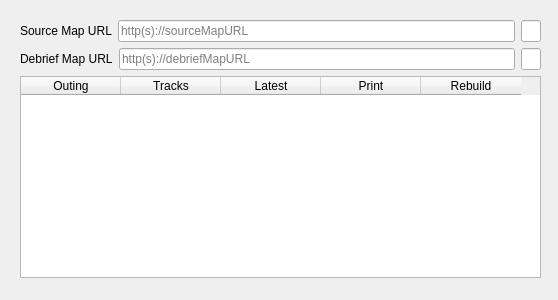
This is debrief.ui in ncssar/plans_console as Qt 5 draws it before an edit. The edited form follows.
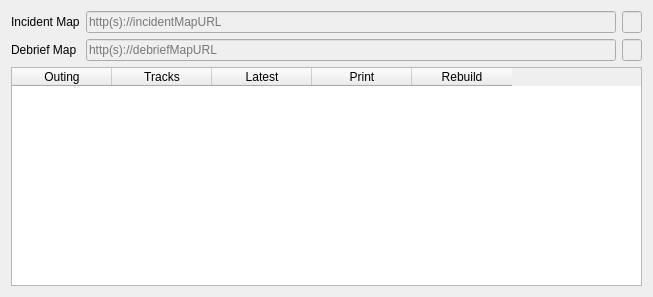
This is the edited form.

The edit to the form file:
```diff
--- a/debrief.ui
+++ b/debrief.ui
@@ -6,46 +6,40 @@
    <rect>
     <x>0</x>
     <y>0</y>
-    <width>558</width>
-    <height>300</height>
+    <width>653</width>
+    <height>297</height>
    </rect>
   </property>
   <property name="windowTitle">
    <string>Dialog</string>
   </property>
-  <widget class="QWidget" name="verticalLayoutWidget_2">
-   <property name="geometry">
-    <rect>
-     <x>20</x>
-     <y>20</y>
-     <width>521</width>
-     <height>258</height>
-    </rect>
-   </property>
-   <layout class="QVBoxLayout" name="verticalLayout_3">
+  <layout class="QHBoxLayout" name="horizontalLayout">
     <item>
-     <layout class="QVBoxLayout" name="verticalLayout_2">
+    <layout class="QVBoxLayout" name="verticalLayout">
       <item>
-       <layout class="QHBoxLayout" name="horizontalLayout_2">
-        <item>
-         <widget class="QLabel" name="sourceURLLabel">
+      <layout class="QGridLayout" name="gridLayout">
+       <item row="0" column="0">
+        <widget class="QLabel" name="incidentMapLabel">
           <property name="text">
-           <string>Source Map URL</string>
+          <string>Incident Map</string>
           </property>
          </widget>
         </item>
-        <item>
-         <widget class="QLineEdit" name="sourceURLField">
-          <property name="text">
-           <string/>
+       <item row="0" column="1">
+        <widget class="QLineEdit" name="incidentMapField">
+         <property name="enabled">
+          <bool>false</bool>
           </property>
           <property name="placeholderText">
-           <string>http(s)://sourceMapURL</string>
+          <string>http(s)://incidentMapURL</string>
           </property>
          </widget>
         </item>
-        <item>
-         <widget class="QLineEdit" name="sourceMapLight">
+       <item row="0" column="2">
+        <widget class="QLineEdit" name="incidentLinkLight">
+         <property name="enabled">
+          <bool>false</bool>
+         </property>
           <property name="sizePolicy">
            <sizepolicy hsizetype="Fixed" vsizetype="Fixed">
             <horstretch>0</horstretch>
@@ -60,26 +54,28 @@
           </property>
          </widget>
         </item>
-       </layout>
-      </item>
-      <item>
-       <layout class="QHBoxLayout" name="horizontalLayout_3">
-        <item>
-         <widget class="QLabel" name="targetMapLabel">
+       <item row="1" column="0">
+        <widget class="QLabel" name="debriefMapLabel">
           <property name="text">
-           <string>Debrief Map URL</string>
+          <string>Debrief Map</string>
           </property>
          </widget>
         </item>
-        <item>
-         <widget class="QLineEdit" name="debriefURLField">
+       <item row="1" column="1">
+        <widget class="QLineEdit" name="debriefMapField">
+         <property name="enabled">
+          <bool>false</bool>
+         </property>
           <property name="placeholderText">
            <string>http(s)://debriefMapURL</string>
           </property>
          </widget>
         </item>
-        <item>
-         <widget class="QLineEdit" name="debriefMapLight">
+       <item row="1" column="2">
+        <widget class="QLineEdit" name="debriefLinkLight">
+         <property name="enabled">
+          <bool>false</bool>
+         </property>
           <property name="sizePolicy">
            <sizepolicy hsizetype="Fixed" vsizetype="Fixed">
             <horstretch>0</horstretch>
@@ -93,8 +89,6 @@
            </size>
           </property>
          </widget>
-        </item>
-       </layout>
       </item>
      </layout>
     </item>
@@ -128,7 +122,8 @@
      </widget>
     </item>
    </layout>
-  </widget>
+   </item>
+  </layout>
  </widget>
  <resources/>
  <connections/>
```
Lines whose indentation alone changed are shown as unchanged.
